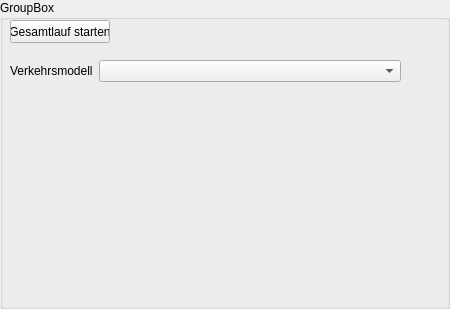
First picture: the form in src/gui_vm/view/qt_designed/scenario.ui, repository ChrFr/gui_vm, before the edit.
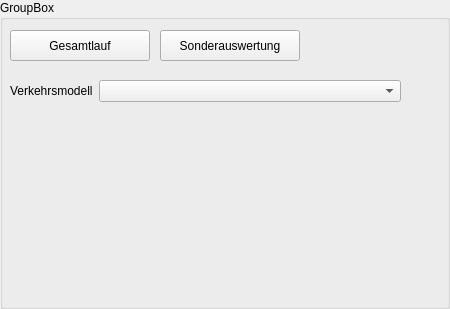
Second picture: the form after the edit.

Commit message: gui for special runs

The edit to the form file:
```diff
--- a/src/gui_vm/view/qt_designed/scenario.ui
+++ b/src/gui_vm/view/qt_designed/scenario.ui
@@ -32,9 +32,9 @@
    <property name="geometry">
     <rect>
      <x>10</x>
-     <y>60</y>
+     <y>80</y>
      <width>391</width>
-     <height>241</height>
+     <height>221</height>
     </rect>
    </property>
    <layout class="QFormLayout" name="formLayout">
@@ -60,11 +60,17 @@
    <property name="geometry">
     <rect>
      <x>10</x>
-     <y>20</y>
-     <width>100</width>
-     <height>23</height>
+     <y>30</y>
+     <width>140</width>
+     <height>31</height>
     </rect>
    </property>
+   <property name="minimumSize">
+    <size>
+     <width>140</width>
+     <height>0</height>
+    </size>
+   </property>
    <property name="maximumSize">
     <size>
      <width>100</width>
@@ -72,7 +78,26 @@
     </size>
    </property>
    <property name="text">
-    <string>Gesamtlauf starten</string>
+    <string>Gesamtlauf</string>
+   </property>
+  </widget>
+  <widget class="QPushButton" name="special_button">
+   <property name="geometry">
+    <rect>
+     <x>160</x>
+     <y>30</y>
+     <width>140</width>
+     <height>31</height>
+    </rect>
+   </property>
+   <property name="minimumSize">
+    <size>
+     <width>140</width>
+     <height>0</height>
+    </size>
+   </property>
+   <property name="text">
+    <string>Sonderauswertung</string>
    </property>
   </widget>
  </widget>
```
The commit also changes 8 other files.
